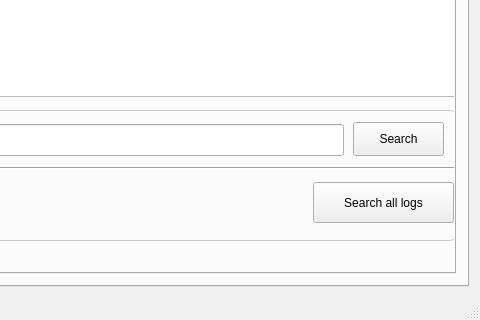
ChristopherCousin/WTCR, file management/mainwindow.ui: the form before one commit; both pictures show x 313 to 793 and y 303 to 623 of the 793 by 623 pixel window.
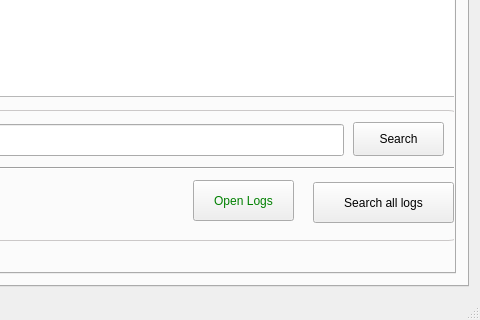
The form after the commit. Icons and pictures are not drawn.

Patch:
```diff
--- a/management/mainwindow.ui
+++ b/management/mainwindow.ui
@@ -505,6 +505,30 @@
              </size>
             </property>
            </widget>
+           <widget class="QPushButton" name="pushButton_searchLogs_3">
+            <property name="geometry">
+             <rect>
+              <x>480</x>
+              <y>390</y>
+              <width>101</width>
+              <height>41</height>
+             </rect>
+            </property>
+            <property name="styleSheet">
+             <string notr="true">QPushButton {
+color: green;
+}</string>
+            </property>
+            <property name="text">
+             <string>Open Logs</string>
+            </property>
+            <property name="iconSize">
+             <size>
+              <width>24</width>
+              <height>24</height>
+             </size>
+            </property>
+           </widget>
           </widget>
           <widget class="QWidget" name="tab_5">
            <attribute name="icon">
```
